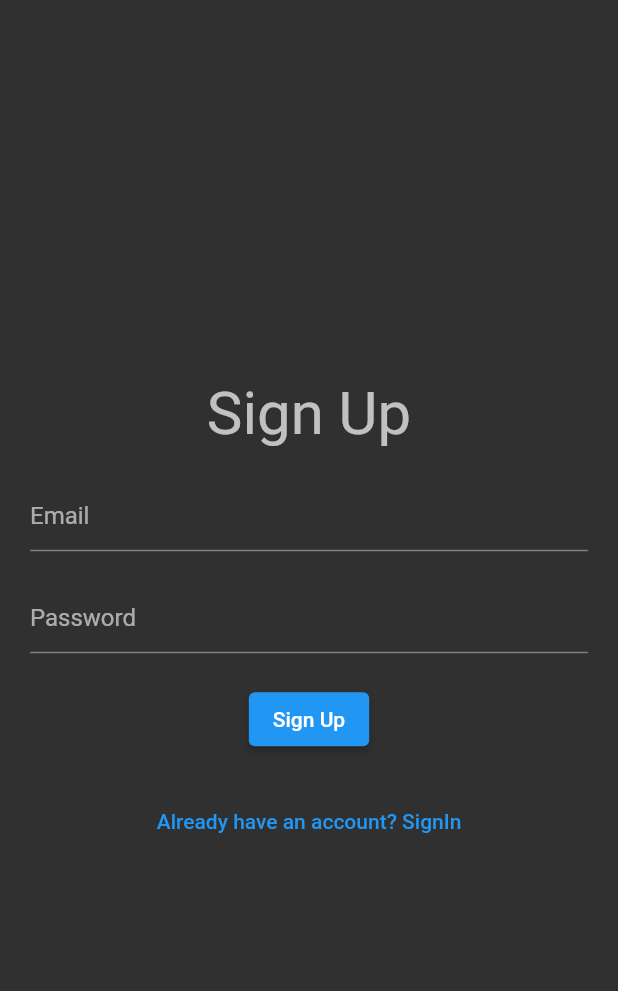
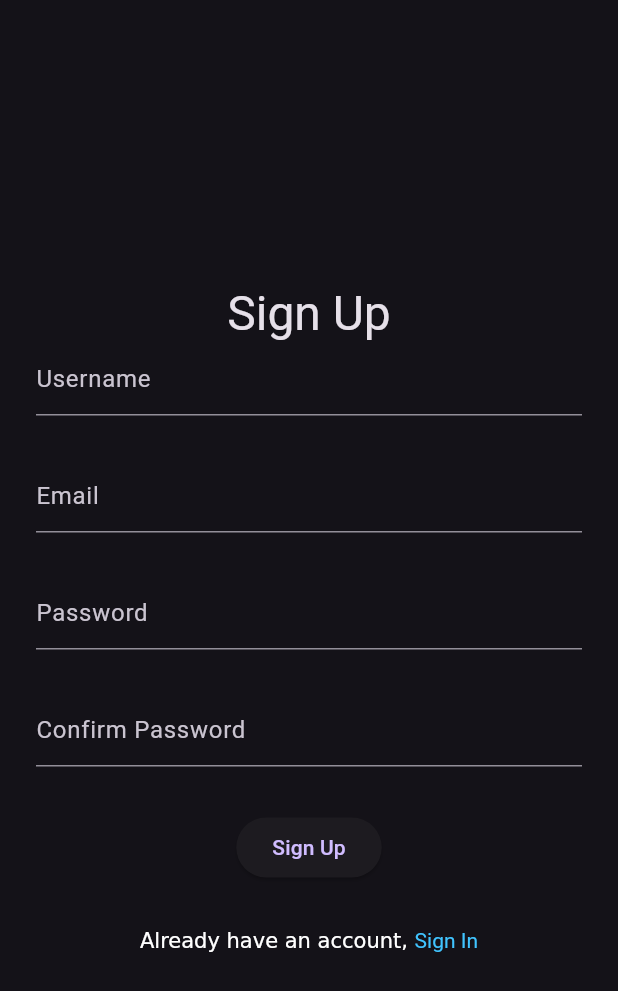
Before and after one commit to Nasibali144/firebase_connection_1, a Flutter app: the SignUpPage screen opened directly, on a phone screen of 412 x 824 dp. Shown: the top 991 px of the screen. Run offline on Flutter 3.47's test engine with Material 2 defaults, Android fonts, the light colour scheme and no system bars; our stand-ins replace firebase_auth, firebase_core; accounts and stored records are empty.

Commit message:
Commit: 2

```diff
--- a/lib/pages/sign_up_page.dart
+++ b/lib/pages/sign_up_page.dart
@@ -1,57 +1,78 @@
-import 'package:firebase_connection_1/pages/sign_in_page.dart';
-import 'package:firebase_connection_1/services/auth_service.dart';
+import 'package:firebase_connection_1/services/strings.dart';
+import 'package:firebase_connection_1/views/custom_text_field_view.dart';
+import 'package:flutter/gestures.dart';
 import 'package:flutter/material.dart';
 
-class SignUpPage extends StatefulWidget {
-  const SignUpPage({Key? key}) : super(key: key);
+class SignUpPage extends StatelessWidget {
+  SignUpPage({Key? key}) : super(key: key);
 
-  @override
-  State<SignUpPage> createState() => _SignUpPageState();
-}
-
-class _SignUpPageState extends State<SignUpPage> {
+  final nameController = TextEditingController();
   final emailController = TextEditingController();
   final passwordController = TextEditingController();
-
-  void signUp() async {
-    String email = emailController.text;
-    String password = passwordController.text;
-
-    if(email.isEmpty || password.isEmpty) {
-      return;
-    }
-
-    final success = await AuthService.signUp(email, password);
-    if(success && context.mounted) {
-      Navigator.pushReplacement(context, MaterialPageRoute(builder: (context) => SignInPage()));
-    }
-  }
+  final prePasswordController = TextEditingController();
 
   @override
   Widget build(BuildContext context) {
-    return  Scaffold(
-      body: Center(
-        child: Padding(
-          padding: const EdgeInsets.all(20),
-          child: Column(
-            mainAxisSize: MainAxisSize.min,
-            children: [
-              Text("Sign Up", style: Theme.of(context).textTheme.headlineLarge,),
-              SizedBox(height: 20,),
-              TextField(controller: emailController, decoration: InputDecoration(hintText: "Email"),),
-              SizedBox(height: 20,),
-              TextField(controller: passwordController, decoration: InputDecoration(hintText: "Password"),),
-              SizedBox(height: 20,),
-              ElevatedButton(onPressed: signUp, child: Text("Sign Up")),
-              SizedBox(height: 20,),
-              TextButton(onPressed: () {
-                Navigator.of(context).pushReplacement(MaterialPageRoute(builder: (context) => SignInPage()));
-              }, child: Text("Already have an account? SignIn")),
-            ],
+    return Scaffold(
+      body: Stack(
+        children: [
+          Padding(
+            padding: const EdgeInsets.symmetric(horizontal: 24),
+            child: Column(
+              mainAxisAlignment: MainAxisAlignment.center,
+              children: [
+                /// #text: sing up
+                Text(
+                  I18N.signup,
+                  style: Theme.of(context).textTheme.headlineLarge,
+                ),
+
+                CustomTextField(controller: nameController, title: I18N.username),
+                CustomTextField(controller: emailController, title: I18N.email),
+                CustomTextField(controller: passwordController, title: I18N.password),
+                CustomTextField(controller: prePasswordController, title: I18N.prePassword),
+
+
+
+                /// #button: sign up
+                ElevatedButton(
+                  onPressed: () {},
+                  child: const Text(I18N.signup),
+                ),
+                const SizedBox(height: 30),
+
+                /// #already have account
+                RichText(
+                  text: TextSpan(
+                    children: [
+                      const TextSpan(
+                        text: I18N.alreadyHaveAccount,
+                      ),
+                      TextSpan(
+                        text: I18N.signin,
+                        style: const TextStyle(color: Colors.lightBlueAccent),
+                        recognizer: TapGestureRecognizer()
+                          ..onTap = () {},
+                      ),
+                    ],
+                  ),
+                ),
+              ],
+            ),
           ),
-        ),
+
+          /// #laoding...
+          if (false)
+            DecoratedBox(
+              decoration: BoxDecoration(
+                color: Colors.black.withOpacity(0.25),
+              ),
+              child: const Center(
+                child: CircularProgressIndicator(),
+              ),
+            )
+        ],
       ),
     );
   }
-
 }
--- /dev/null
+++ b/lib/services/strings.dart
@@ -0,0 +1,14 @@
+/// intl - internalization
+
+sealed class I18N {
+  static const signup = "Sign Up";
+  static const signin = "Sign In";
+  static const email = "Email";
+  static const password = "Password";
+  static const prePassword = "Confirm Password";
+  static const username = "Username";
+  static const alreadyHaveAccount = "Already have an account, ";
+  static const dontHaveAccount = "Don't have an account, ";
+  static const deleteAccount = "Delete Account";
+
+}
--- /dev/null
+++ b/lib/views/custom_text_field_view.dart
@@ -0,0 +1,22 @@
+import 'package:flutter/material.dart';
+
+class CustomTextField extends StatelessWidget {
+  final TextEditingController controller;
+  final String title;
+  const CustomTextField({Key? key, required this.controller, required this.title}) : super(key: key);
+
+  @override
+  Widget build(BuildContext context) {
+    return Column(
+      mainAxisSize: MainAxisSize.min,
+      children: [
+        TextField(
+          controller: controller,
+          textInputAction: TextInputAction.next,
+          decoration: InputDecoration(hintText: title),
+        ),
+        const SizedBox(height: 30),
+      ],
+    );
+  }
+}
```
Also changed, not shown: lib/app.dart (added, +17 -0 lines), lib/main.dart (+1 -14 lines), lib/pages/home_page.dart (+25 -9 lines), lib/pages/sign_in_page.dart (+60 -44 lines), lib/services/auth_service.dart (+43 -11 lines), 1 other file.
